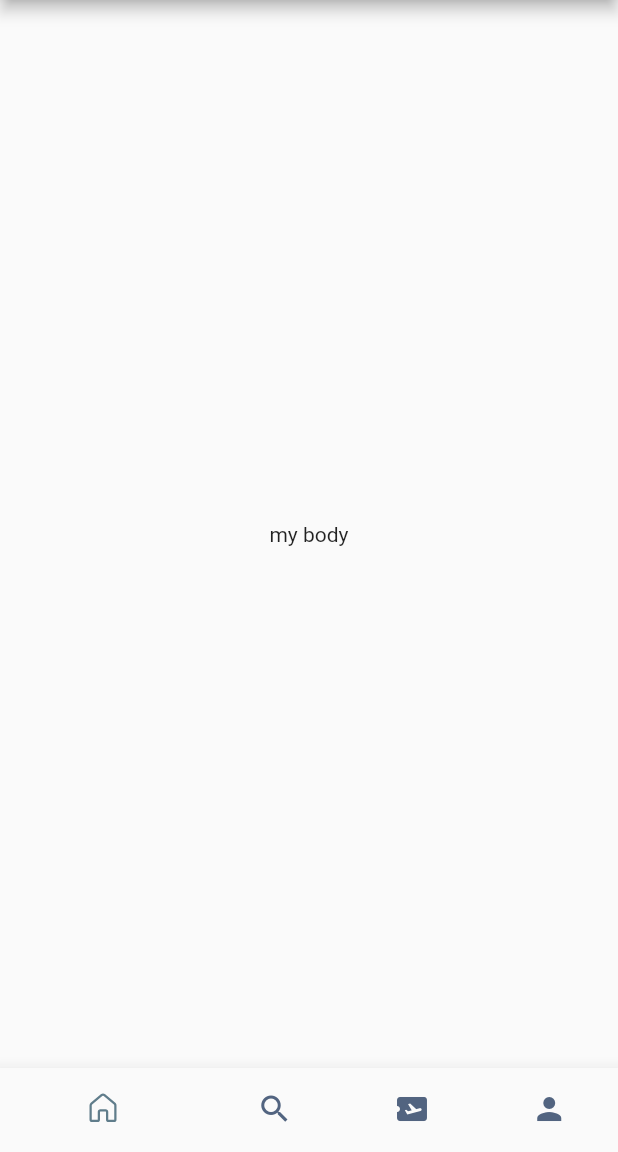
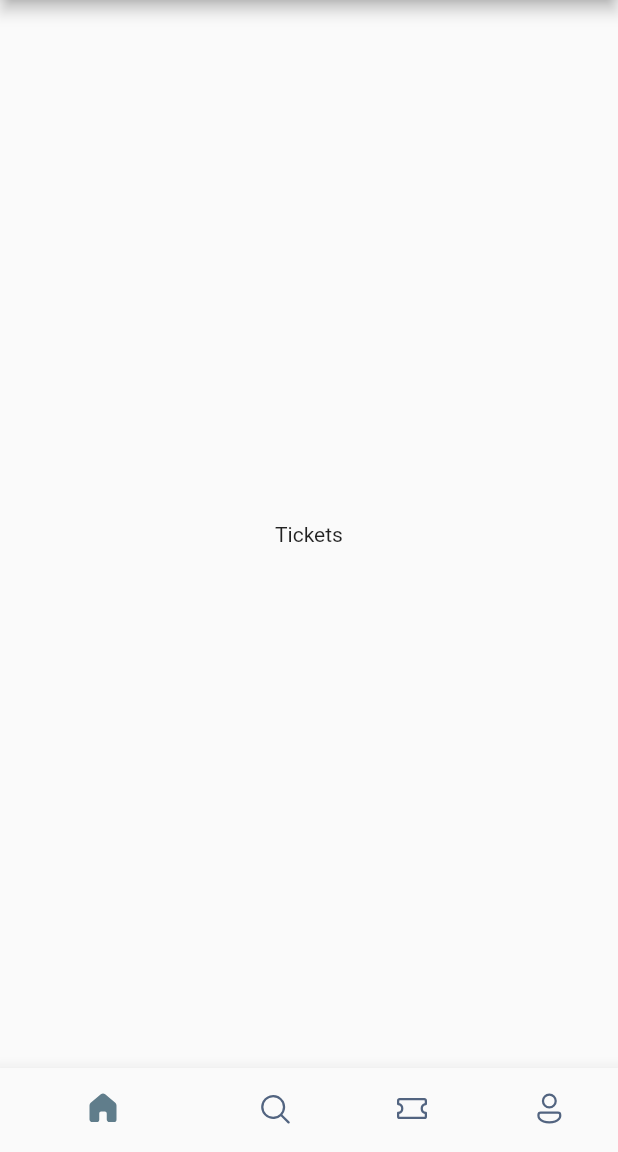
Before and after one commit to Adebayo2016/flight_ticket, a Flutter app: the screen it shows after launch, on a phone screen of 412 x 824 dp, the part 84-1236 px from its top. Run offline on Flutter 3.47's test engine with Material 2 defaults, Android fonts, the phone set to English and light mode, and no system bars; our stand-ins replace fluentui_icons.

Commit message:
Added more Stuffs

```diff
--- a/lib/screens/bottom_nav.dart
+++ b/lib/screens/bottom_nav.dart
@@ -4,19 +4,31 @@ import 'package:flutter/material.dart';
 class BottomBar extends StatefulWidget {
   const BottomBar({Key? key}) : super(key: key);
 
+
   @override
   State<BottomBar> createState() => _BottomBarState();
+
+
 }
 
 class _BottomBarState extends State<BottomBar> {
+
+  static final List<Widget> _widgetOptions= <Widget>[
+    Text("home"),
+    Text('Search'),
+    Text('Tickets'),
+    Text('Profile'),
+
+
+  ];
   @override
   Widget build(BuildContext context) {
     return Scaffold(
       appBar: AppBar(
         title: const Text('flight ticket'),
       ),
-      body: const Center(
-        child: Text("my body"),
+      body:  Center(
+        child: _widgetOptions[2],
       ),
       bottomNavigationBar:  BottomNavigationBar(
         elevation: 10,
@@ -25,10 +37,18 @@ class _BottomBarState extends State<BottomBar> {
         selectedItemColor: Colors.blueGrey,
         unselectedItemColor: Color(0xFF526480),
         items: const [
-         BottomNavigationBarItem(icon: Icon(FluentSystemIcons.ic_fluent_home_regular), label: 'home'),
-        BottomNavigationBarItem(icon: Icon(Icons.search), label: 'search'),
-        BottomNavigationBarItem(icon: Icon(Icons.airplane_ticket), label: 'home'),
-        BottomNavigationBarItem(icon: Icon(Icons.person), label: 'profile'),
+         BottomNavigationBarItem(icon: Icon(FluentSystemIcons.ic_fluent_home_regular),
+             activeIcon: Icon(FluentSystemIcons.ic_fluent_home_filled),
+             label: 'home'),
+        BottomNavigationBarItem(icon: Icon(FluentSystemIcons.ic_fluent_search_regular),
+            activeIcon: Icon(FluentSystemIcons.ic_fluent_search_filled),label: 'search'),
+        BottomNavigationBarItem(icon: Icon(FluentSystemIcons.ic_fluent_ticket_regular),
+            activeIcon: Icon(FluentSystemIcons.ic_fluent_ticket_filled),
+
+            label: 'home'),
+        BottomNavigationBarItem(icon: Icon(FluentSystemIcons.ic_fluent_person_regular),
+            activeIcon: Icon(FluentSystemIcons.ic_fluent_person_filled),
+            label: 'profile'),
 
       ],),
     );
```
